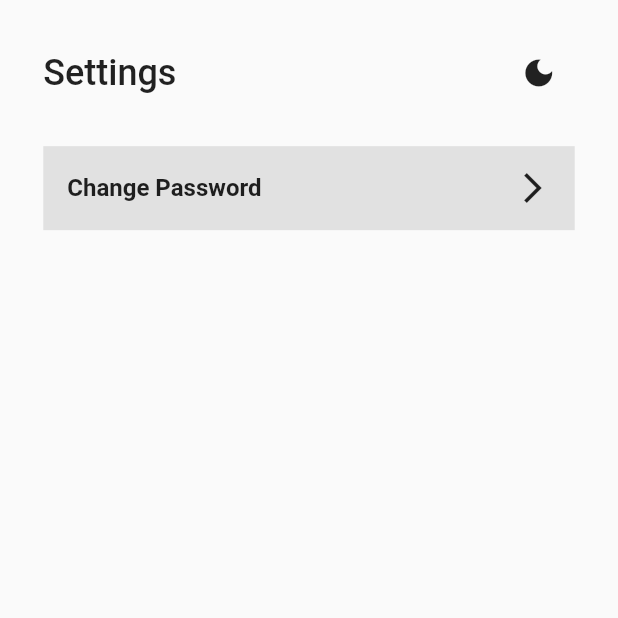
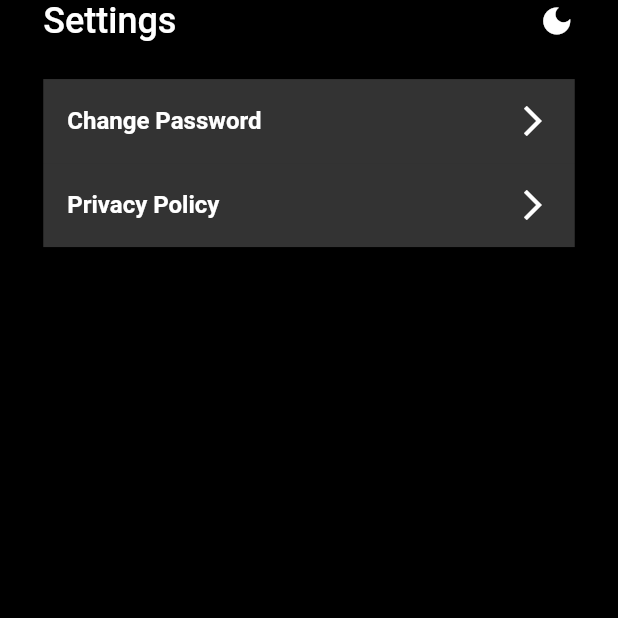
Before and after one commit to Emon526/Flutter_PassVault, a Flutter app: the SettingsPage screen opened directly, after a tap on the "dark mode" icon, on a phone screen of 412 x 824 dp, the top half of it. Run offline on Flutter 3.47's test engine with Material 2 defaults, Android fonts, the phone set to English and light mode, and no system bars; our stand-ins replace cached_network_image, form_field_validator, lottie, persistent_bottom_nav_bar, shared_preferences; missing offline and left inert: favicon; accounts and stored records are empty; statements that could not run were skipped.

Commit message:
theme applied

```diff
--- /dev/null
+++ b/lib/consts/consts.dart
@@ -0,0 +1,3 @@
+class Consts {
+  static const THEME_STATUS = "THEME_STATUS";
+}
--- /dev/null
+++ b/lib/consts/style.dart
@@ -0,0 +1,88 @@
+import 'package:flutter/material.dart';
+import 'package:flutter/services.dart';
+
+class Styles {
+  static ThemeData themeData(bool isDarkTheme, BuildContext context) {
+    return ThemeData(
+      // primarySwatch: Colors.deepOrange,
+      // appBarTheme: AppBarTheme(
+      //   systemOverlayStyle: SystemUiOverlayStyle(
+      //     statusBarBrightness: isDarkTheme ? Brightness.light : Brightness.dark,
+      //     statusBarIconBrightness:
+      //         isDarkTheme ? Brightness.light : Brightness.dark,
+      //     statusBarColor: isDarkTheme ? Colors.red : Colors.red,
+      //   ),
+      // ),
+      // indicatorColor: Colors.orangeAccent,
+      progressIndicatorTheme: ProgressIndicatorThemeData(
+        color: isDarkTheme ? Colors.deepOrangeAccent : Colors.deepOrangeAccent,
+      ),
+      sliderTheme: SliderThemeData(
+        activeTrackColor: Colors.deepOrangeAccent,
+        inactiveTrackColor: Colors.deepOrangeAccent.withOpacity(0.5),
+        thumbColor: Colors.deepOrangeAccent,
+      ),
+      navigationBarTheme: NavigationBarThemeData(
+          backgroundColor: isDarkTheme ? Colors.black : Colors.white),
+
+      switchTheme: SwitchThemeData(
+        thumbColor: MaterialStateProperty.resolveWith<Color?>(
+            (Set<MaterialState> states) {
+          if (states.contains(MaterialState.disabled)) {
+            return null;
+          }
+          if (states.contains(MaterialState.selected)) {
+            return Colors.deepOrangeAccent;
+          }
+          return null;
+        }),
+        trackColor: MaterialStateProperty.resolveWith<Color?>(
+            (Set<MaterialState> states) {
+          if (states.contains(MaterialState.disabled)) {
+            return null;
+          }
+          if (states.contains(MaterialState.selected)) {
+            return Colors.deepOrangeAccent;
+          }
+          return null;
+        }),
+      ),
+
+      inputDecorationTheme: InputDecorationTheme(),
+
+      // iconTheme: IconThemeData(
+      //   color: isDarkTheme ? Colors.white : Colors.black,
+      // ),
+      scaffoldBackgroundColor:
+          //0A1931  // white yellow 0xFFFCF8EC
+          isDarkTheme ? Colors.black : Colors.white,
+      primaryColor:
+          isDarkTheme ? Colors.deepOrangeAccent : Colors.deepOrangeAccent,
+      colorScheme: ThemeData().colorScheme.copyWith(
+            secondary:
+                isDarkTheme ? Colors.deepOrangeAccent : Colors.deepOrangeAccent,
+            //     isDarkTheme ? const Color(0xff828282) : const Color(0xff777778),
+            brightness: isDarkTheme ? Brightness.dark : Brightness.light,
+          ),
+      elevatedButtonTheme: ElevatedButtonThemeData(
+        style: ElevatedButton.styleFrom(
+          disabledBackgroundColor: isDarkTheme ? Colors.grey : Colors.grey,
+          backgroundColor:
+              isDarkTheme ? Colors.deepOrangeAccent : Colors.deepOrangeAccent,
+        ),
+      ),
+      // buttonColor:
+      //     isDarkTheme ? const Color(0xffD5D5D5) : const Color(0xffD5D5D5),
+      // cardColor:
+      //     isDarkTheme ? const Color(0xff141416) : const Color(0xffFFFFFF),
+      // canvasColor:
+      //     isDarkTheme ? const Color(0xff212121) : const Color(0xffE5E0E0),
+      // buttonTheme: Theme.of(context).buttonTheme.copyWith(
+      //       buttonColor: isDarkTheme ? Colors.green : Colors.blue,
+      //       colorScheme: isDarkTheme
+      //           ? const ColorScheme.light()
+      //           : const ColorScheme.dark(),
+      //     ),
+    );
+  }
+}
--- a/lib/main.dart
+++ b/lib/main.dart
@@ -3,8 +3,10 @@ import 'package:flutter/services.dart';
 
 import 'package:provider/provider.dart';
 import 'package:shared_preferences/shared_preferences.dart';
+import 'consts/style.dart';
 import 'provider/addpasswordprovider.dart';
 import 'provider/generatedpassswordprovideer.dart';
+import 'provider/themeprovider.dart';
 import 'screens/auth/login.dart';
 import 'screens/homepage.dart';
 import 'screens/onboardingpage.dart';
@@ -12,10 +14,10 @@ import 'services/databaseservice.dart';
 
 int? isviewed;
 void main() async {
-  SystemChrome.setSystemUIOverlayStyle(const SystemUiOverlayStyle(
-    statusBarColor: Colors.transparent,
-    statusBarIconBrightness: Brightness.dark,
-  ));
+  // SystemChrome.setSystemUIOverlayStyle(const SystemUiOverlayStyle(
+  //   // statusBarColor: Colors.transparent,
+  //   statusBarIconBrightness: Brightness.light,
+  // ));
   WidgetsFlutterBinding.ensureInitialized();
   SharedPreferences prefs = await SharedPreferences.getInstance();
   isviewed = prefs.getInt('onBoard');
@@ -23,8 +25,24 @@ void main() async {
   runApp(const MyApp());
 }
 
-class MyApp extends StatelessWidget {
+class MyApp extends StatefulWidget {
   const MyApp({super.key});
+
+  @override
+  State<MyApp> createState() => _MyAppState();
+}
+
+class _MyAppState extends State<MyApp> {
+  ThemeProvider themeProvider = ThemeProvider();
+  void checkCurrentTheme() async {
+    themeProvider.setTheme = await themeProvider.themePrefrences.getTheme();
+  }
+
+  @override
+  void initState() {
+    checkCurrentTheme();
+    super.initState();
+  }
 
   @override
   Widget build(BuildContext context) {
@@ -39,6 +57,9 @@ class MyApp extends StatelessWidget {
         ChangeNotifierProvider(
           create: (context) => GeneratedPasswordProvider(),
         ),
+        ChangeNotifierProvider(create: (_) {
+          return themeProvider;
+        }),
       ],
       builder: (context, child) {
         context.read<AddPasswordProvider>().fatchdata;
@@ -46,9 +67,11 @@ class MyApp extends StatelessWidget {
         return MaterialApp(
           debugShowCheckedModeBanner: false,
           title: 'NepPass',
-          theme: ThemeData(
-            primarySwatch: Colors.deepOrange,
-          ),
+          // theme: ThemeData(
+          //   primarySwatch: Colors.deepOrange,
+          // ),
+          theme: Styles.themeData(
+              context.watch<ThemeProvider>().getDarkTheme, context),
           // home: isviewed != 0 ? const OnBoardingSceen() : const LoginPage(),
           home: isviewed != 0 ? const OnBoardingSceen() : const HomePage(),
         );
--- /dev/null
+++ b/lib/provider/themeprovider.dart
@@ -0,0 +1,18 @@
+import 'dart:developer';
+
+import 'package:flutter/material.dart';
+
+import '../services/theme_prefrence.dart';
+
+class ThemeProvider with ChangeNotifier {
+  ThemePrefrences themePrefrences = ThemePrefrences();
+  bool _isDarkTheme = false;
+  bool get getDarkTheme => _isDarkTheme;
+
+  set setTheme(bool value) {
+    _isDarkTheme = value;
+    themePrefrences.setTheme(value);
+    log(getDarkTheme.toString());
+    notifyListeners();
+  }
+}
--- a/lib/screens/homepage.dart
+++ b/lib/screens/homepage.dart
@@ -29,6 +29,7 @@ class _HomePageState extends State<HomePage> {
         ],
         items: _navBarsItems(),
         navBarStyle: NavBarStyle.style6,
+        backgroundColor: Theme.of(context).navigationBarTheme.backgroundColor!,
       ),
     );
   }
--- a/lib/screens/settings/settings.dart
+++ b/lib/screens/settings/settings.dart
@@ -1,5 +1,7 @@
 import 'package:flutter/material.dart';
+import 'package:provider/provider.dart';
 
+import '../../provider/themeprovider.dart';
 import '../../widgets/custompageroute.dart';
 import 'chagepassword.dart';
 
@@ -9,6 +11,7 @@ class SettingsPage extends StatelessWidget {
   @override
   Widget build(BuildContext context) {
     final size = MediaQuery.of(context).size;
+
     return Scaffold(
       body: SafeArea(
         child: Padding(
@@ -18,9 +21,9 @@ class SettingsPage extends StatelessWidget {
           child: Column(
             crossAxisAlignment: CrossAxisAlignment.start,
             children: [
-              SizedBox(
-                height: size.height * 0.03,
-              ),
+              // SizedBox(
+              //   height: size.height * 0.03,
+              // ),
               Row(
                 mainAxisAlignment: MainAxisAlignment.spaceBetween,
                 children: [
@@ -31,19 +34,28 @@ class SettingsPage extends StatelessWidget {
                       fontWeight: FontWeight.w500,
                     ),
                   ),
-                  IconButton(
-                    icon: const Icon(
-                      Icons.dark_mode,
-                    ),
-                    // color: Theme.of(context).primaryColor,
-                    onPressed: () {
+                  InkWell(
+                      onTap: () {
                         print('change theme');
                         // context.read<AddPasswordProvider>().deletePassword();
                         // context.read<AddPasswordProvider>().userPasswords = [];
                         // context.read<AddPasswordProvider>().fatchdata;
                         // Navigator.pop(context);
+                        context.read<ThemeProvider>().setTheme =
+                            !context.read<ThemeProvider>().getDarkTheme;
                       },
-                  ),
+                      child: Icon(
+                        Icons.dark_mode,
+                      )),
+                  // IconButton(
+                  //   icon: const Icon(
+                  //     Icons.dark_mode,
+                  //   ),
+                  //   // color: Theme.of(context).primaryColor,
+                  //   onPressed: () {
+
+                  //   },
+                  // ),
                 ],
               ),
               SizedBox(
@@ -65,6 +77,12 @@ class SettingsPage extends StatelessWidget {
                     ),
                   );
                 },
+              ),
+              _buildSettingList(
+                context: context,
+                title: 'Privacy Policy',
+                icon: Icons.arrow_forward_ios_outlined,
+                ontap: () {},
               ),
             ],
           ),
--- a/lib/screens/vault/viewpassword.dart
+++ b/lib/screens/vault/viewpassword.dart
@@ -85,7 +85,7 @@ class _ViewPasswordState extends State<ViewPassword> {
           icon: const Icon(
             Icons.arrow_back,
           ),
-          color: Colors.black,
+          // color: Colors.black,
           onPressed: () {
             Navigator.pop(context);
           },
--- /dev/null
+++ b/lib/services/theme_prefrence.dart
@@ -0,0 +1,18 @@
+import 'dart:developer';
+
+import 'package:shared_preferences/shared_preferences.dart';
+import '../consts/consts.dart';
+
+class ThemePrefrences {
+  setTheme(bool value) async {
+    final prefs = await SharedPreferences.getInstance();
+    prefs.setBool(Consts.THEME_STATUS, value);
+    log('theme set');
+  }
+
+  Future<bool> getTheme() async {
+    final prefs = await SharedPreferences.getInstance();
+    log('theme get');
+    return prefs.getBool(Consts.THEME_STATUS) ?? false;
+  }
+}
--- a/lib/widgets/customsearchfield.dart
+++ b/lib/widgets/customsearchfield.dart
@@ -13,7 +13,7 @@ class CustomSearchField extends StatelessWidget {
   @override
   Widget build(BuildContext context) {
     return Material(
-      color: const Color.fromRGBO(238, 238, 238, 1),
+      // color: const Color.fromRGBO(238, 238, 238, 1),
       borderRadius: BorderRadius.circular(
         5,
       ),
```
Also changed, not shown: lib/screens/generatorpage.dart (+11 -12 lines), lib/screens/vault/vaultpage.dart (+4 -4 lines). Lines whose indentation alone changed are shown as unchanged.
